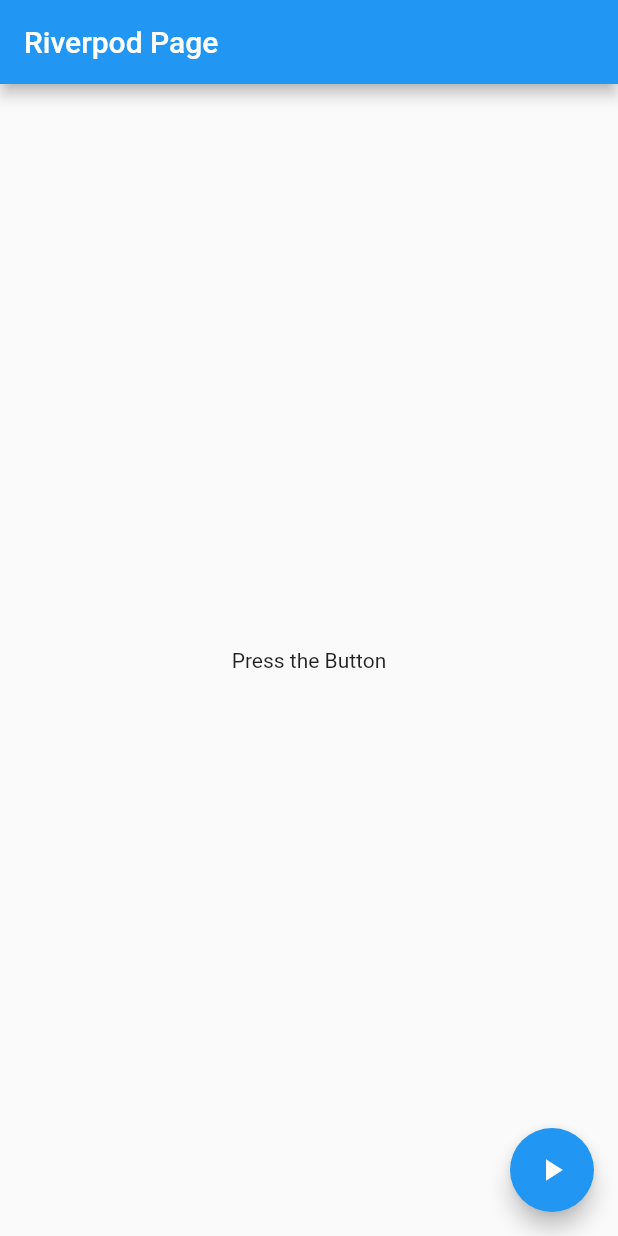
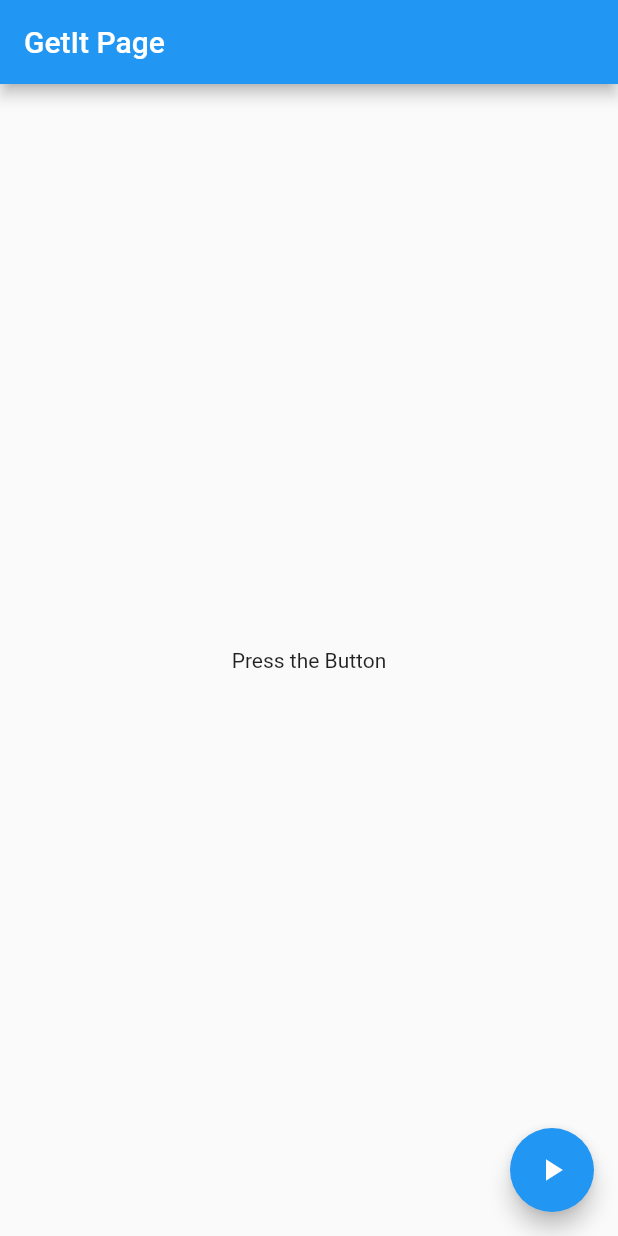
Before and after one commit to Edufreitass/flutter-statement-management, a Flutter app: the screen it shows after launch, on a phone screen of 412 x 824 dp. Run offline on Flutter 3.47's test engine with Material 2 defaults, Android fonts, the phone set to English and light mode, and no system bars; our stand-ins replace flutter_bloc, flutter_riverpod, get, get_it, get_it_mixin, riverpod.

Commit message:
feat: GetIt

```diff
--- a/lib/main.dart
+++ b/lib/main.dart
@@ -1,5 +1,6 @@
 import 'package:flutter/material.dart';
 import 'package:flutter_state_management/src/bloc/bloc_page.dart';
+import 'package:flutter_state_management/src/getit/getit_page.dart';
 import 'package:flutter_state_management/src/getx/getx_page.dart';
 import 'package:flutter_state_management/src/riverpod/riverpod_page.dart';
 
@@ -18,7 +19,8 @@ class AppWidget extends StatelessWidget {
       // home: ProviderPage(),
       // home: BlocPage(),
       // home: GetxPage(),
-      home: RiverpodPage(),
+      // home: RiverpodPage(),
+      home: GetItPage(),
     );
   }
 }
--- /dev/null
+++ b/lib/src/getit/getit_page.dart
@@ -0,0 +1,29 @@
+import 'package:flutter/material.dart';
+import 'package:get_it/get_it.dart';
+
+import 'getit_provider.dart';
+import 'home_getit.dart';
+
+class GetItPage extends StatefulWidget {
+  static const route = 'get-it-page';
+
+  const GetItPage({super.key});
+
+  @override
+  State<GetItPage> createState() => _GetItPageState();
+}
+
+class _GetItPageState extends State<GetItPage> {
+  @override
+  void initState() {
+    // At your start-up you register all the objects
+    // you want to access later like this:
+    GetIt.I.registerSingleton<GetItProvider>(GetItProvider());
+    super.initState();
+  }
+
+  @override
+  Widget build(BuildContext context) {
+    return HomeGetIt();
+  }
+}
--- /dev/null
+++ b/lib/src/getit/getit_provider.dart
@@ -0,0 +1,23 @@
+import 'package:flutter/material.dart';
+import 'package:flutter_state_management/src/enums/status.dart';
+
+class GetItProvider extends ChangeNotifier {
+  // Internal, private state of the GetItProvider.
+  Status _state = Status.initial;
+
+  // State of the GetItProvider.
+  Status get state => _state;
+
+  // Update State of the GetItProvider. This is the only way to modify the
+  // GetItProvider from the outside.
+  void fecthData() async {
+    _state = Status.loading;
+    // This call tells the widgets that are listening to this model to rebuild.
+    notifyListeners();
+
+    await Future.delayed(const Duration(seconds: 2));
+
+    _state = Status.success;
+    notifyListeners();
+  }
+}
--- /dev/null
+++ b/lib/src/getit/home_getit.dart
@@ -0,0 +1,46 @@
+import 'package:flutter/material.dart';
+import 'package:flutter_state_management/src/enums/status.dart';
+import 'package:flutter_state_management/src/getit/getit_provider.dart';
+import 'package:get_it_mixin/get_it_mixin.dart';
+
+class HomeGetIt extends StatelessWidget with GetItMixin {
+  HomeGetIt({super.key});
+
+  @override
+  Widget build(BuildContext context) {
+    // You could tell your view to rebuild
+    // any time state changes with a simple call to watchOnly:
+    final state =
+        watchOnly((GetItProvider getItProvider) => getItProvider.state);
+
+    return Scaffold(
+      appBar: AppBar(title: const Text('GetIt Page')),
+      body: Builder(
+        builder: (context) {
+          if (state == Status.initial) {
+            return const Center(child: Text('Press the Button'));
+          }
+          if (state == Status.loading) {
+            return const Center(child: CircularProgressIndicator());
+          }
+          if (state == Status.success) {
+            return const Center(child: Text('Success'));
+          }
+          return Container();
+        },
+      ),
+      floatingActionButton: Column(
+        crossAxisAlignment: CrossAxisAlignment.end,
+        mainAxisAlignment: MainAxisAlignment.end,
+        children: <Widget>[
+          FloatingActionButton(
+            child: const Icon(Icons.play_arrow),
+            // After that you can access your GetItProvider class
+            // from anywhere like this:
+            onPressed: () => get<GetItProvider>().fecthData(),
+          ),
+        ],
+      ),
+    );
+  }
+}
--- a/pubspec.yaml
+++ b/pubspec.yaml
@@ -39,6 +39,7 @@ dependencies:
   flutter_bloc: ^8.1.3
   get: ^4.6.5
   flutter_riverpod: ^2.3.6
+  get_it_mixin: ^4.2.0
 
 dev_dependencies:
   flutter_test:
```
Also changed, not shown: pubspec.lock, 1 other file.
